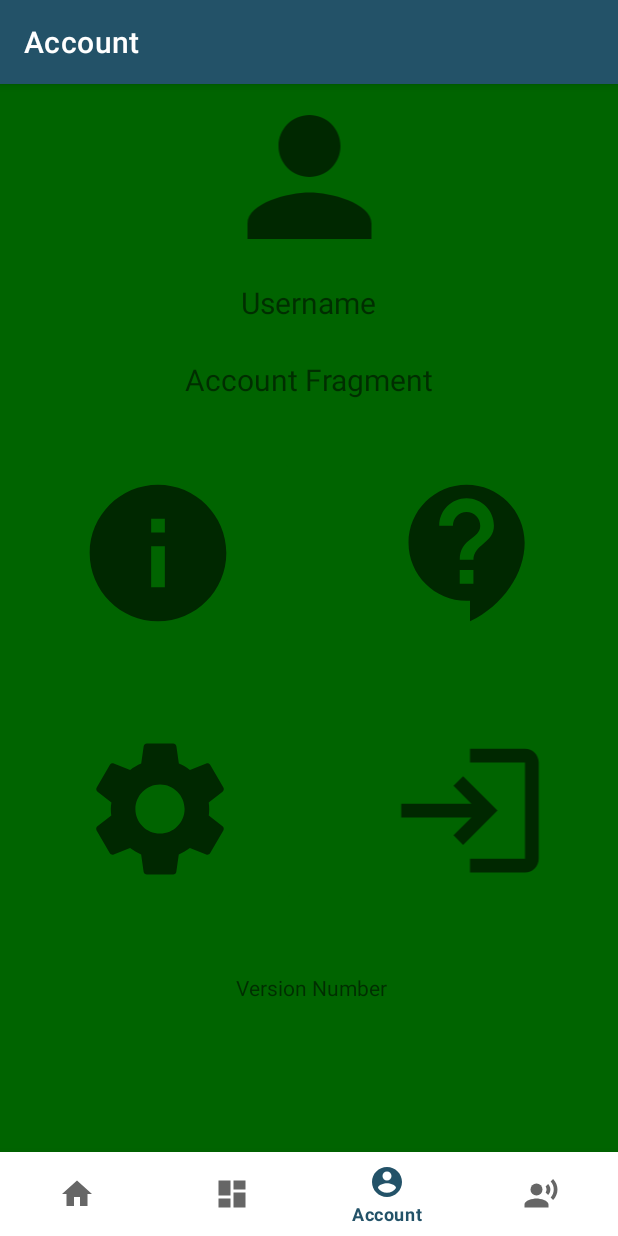
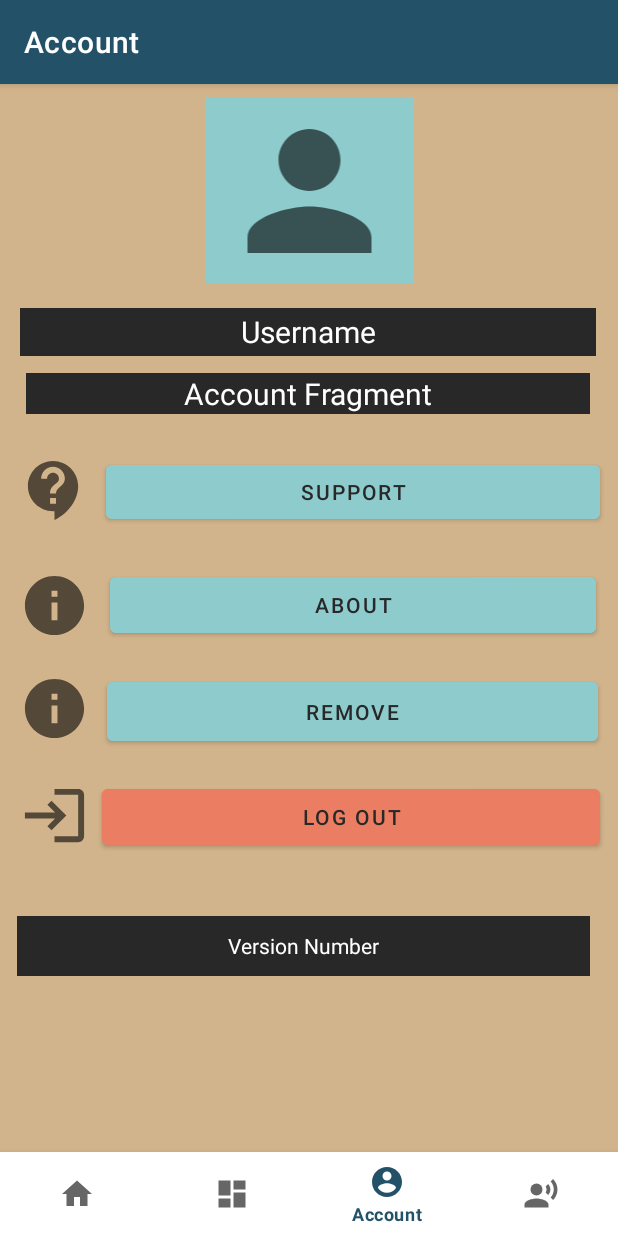
Before and after one commit to DanielMoore4875/Aphrodite, an Android app: the AccountFragment screen opened through its navigation route, on a phone screen of 412 x 824 dp. Run offline under Robolectric (Android 15) with nearby library versions, the light colour scheme and no system bars; our stand-ins replace navigation-ui; Roboto replaces fonts that are not available here.

Commit message:
UPDATED fragment_account.xml design

```diff
--- a/AphroditeApp/src/main/java/ca/kainotomia/it/aphrodite/ui/account/AccountFragment.java
+++ b/AphroditeApp/src/main/java/ca/kainotomia/it/aphrodite/ui/account/AccountFragment.java
@@ -58,7 +58,7 @@ public class AccountFragment extends Fragment {
         // Instantiate our widgets from the layout.
         editText = view.findViewById(R.id.editText);
         textView = view.findViewById(R.id.textView);
-        button = view.findViewById(R.id.button);
+        button = view.findViewById(R.id.AF_Button_support);
 
         // Display the orientation in the text view.
         if (orientation == Configuration.ORIENTATION_PORTRAIT) {
--- a/AphroditeApp/src/main/res/layout/fragment_account.xml
+++ b/AphroditeApp/src/main/res/layout/fragment_account.xml
@@ -4,113 +4,143 @@
     xmlns:tools="http://schemas.android.com/tools"
     android:layout_width="match_parent"
     android:layout_height="match_parent"
-    android:background="@color/dark_green"
+    android:background="@color/tan"
     tools:context=".ui.account.AccountFragment"
     tools:layout_editor_absoluteX="-28dp"
     tools:layout_editor_absoluteY="160dp">
 
-    <ImageButton
-        android:id="@+id/AF_ImageButton_support"
-        android:layout_width="181dp"
-        android:layout_height="129dp"
-        android:backgroundTint="@color/dark_green"
-        android:scaleType="fitCenter"
+    <ImageView
+        android:id="@+id/AF_ImageView_logouticon"
+        android:layout_width="47dp"
+        android:layout_height="47dp"
+        android:src="@drawable/logout"
+        app:layout_constraintBottom_toBottomOf="parent"
+        app:layout_constraintEnd_toEndOf="parent"
+        app:layout_constraintHorizontal_bias="0.035"
+        app:layout_constraintStart_toStartOf="parent"
+        app:layout_constraintTop_toTopOf="parent"
+        app:layout_constraintVertical_bias="0.644" />
+
+    <ImageView
+        android:id="@+id/AF_ImageView_removeicon"
+        android:layout_width="47dp"
+        android:layout_height="47dp"
+        android:src="@drawable/about"
+        app:layout_constraintBottom_toBottomOf="parent"
+        app:layout_constraintEnd_toEndOf="parent"
+        app:layout_constraintHorizontal_bias="0.035"
+        app:layout_constraintStart_toStartOf="parent"
+        app:layout_constraintTop_toTopOf="parent"
+        app:layout_constraintVertical_bias="0.545" />
+
+    <ImageView
+        android:id="@+id/AF_ImageView_supporticon"
+        android:layout_width="47dp"
+        android:layout_height="47dp"
         android:src="@drawable/support"
         app:layout_constraintBottom_toBottomOf="parent"
         app:layout_constraintEnd_toEndOf="parent"
-        app:layout_constraintHorizontal_bias="0.965"
+        app:layout_constraintHorizontal_bias="0.035"
         app:layout_constraintStart_toStartOf="parent"
         app:layout_constraintTop_toTopOf="parent"
-        app:layout_constraintVertical_bias="0.388" />
+        app:layout_constraintVertical_bias="0.343" />
 
-    <ImageButton
-        android:id="@+id/AF_ImageButton_manage"
-        android:layout_width="181dp"
-        android:layout_height="129dp"
-        android:backgroundTint="@color/dark_green"
-        android:scaleType="fitCenter"
-        android:src="@drawable/manage"
+    <Button
+        android:id="@+id/AF_Button_remove"
+        android:layout_width="327dp"
+        android:layout_height="51dp"
+        android:backgroundTint="@color/light_ocean"
+        android:text="Remove"
+        android:textColor="@color/darkmode_grey"
         app:layout_constraintBottom_toBottomOf="parent"
         app:layout_constraintEnd_toEndOf="parent"
-        app:layout_constraintHorizontal_bias="0.069"
+        app:layout_constraintHorizontal_bias="0.842"
         app:layout_constraintStart_toStartOf="parent"
         app:layout_constraintTop_toTopOf="parent"
-        app:layout_constraintVertical_bias="0.656" />
+        app:layout_constraintVertical_bias="0.548" />
 
-    <ImageButton
-        android:id="@+id/AF_ImageButton_logout"
-        android:layout_width="181dp"
-        android:layout_height="130dp"
-        android:backgroundTint="@color/dark_green"
-        android:scaleType="fitCenter"
-        android:src="@drawable/logout"
+    <Button
+        android:id="@+id/AF_Button_logout"
+        android:layout_width="332dp"
+        android:layout_height="49dp"
+        android:backgroundTint="@color/peach"
+        android:text="Log Out"
+        android:textColor="@color/darkmode_grey"
+        app:iconTint="@color/dark_ocean"
         app:layout_constraintBottom_toBottomOf="parent"
         app:layout_constraintEnd_toEndOf="parent"
-        app:layout_constraintHorizontal_bias="0.965"
+        app:layout_constraintHorizontal_bias="0.852"
         app:layout_constraintStart_toStartOf="parent"
         app:layout_constraintTop_toTopOf="parent"
-        app:layout_constraintVertical_bias="0.657"
-        tools:src="@drawable/logout" />
+        app:layout_constraintVertical_bias="0.646"
+        app:rippleColor="@color/dark_ocean" />
+
+    <Button
+        android:id="@+id/AF_Button_about"
+        android:layout_width="324dp"
+        android:layout_height="49dp"
+        android:backgroundTint="@color/light_ocean"
+        android:text="About"
+        android:textColor="@color/darkmode_grey"
+        app:layout_constraintBottom_toBottomOf="parent"
+        app:layout_constraintEnd_toEndOf="parent"
+        app:layout_constraintHorizontal_bias="0.835"
+        app:layout_constraintStart_toStartOf="parent"
+        app:layout_constraintTop_toTopOf="parent"
+        app:layout_constraintVertical_bias="0.449" />
 
     <TextView
         android:id="@+id/AF_TextNotification_title"
-        android:layout_width="match_parent"
-        android:layout_height="wrap_content"
+        android:layout_width="376dp"
+        android:layout_height="27dp"
         android:layout_marginStart="8dp"
         android:layout_marginTop="8dp"
         android:layout_marginEnd="8dp"
+        android:background="@color/darkmode_grey"
         android:textAlignment="center"
+        android:textColor="@color/white"
         android:textSize="20sp"
         app:layout_constraintBottom_toBottomOf="parent"
         app:layout_constraintEnd_toEndOf="parent"
-        app:layout_constraintHorizontal_bias="0.0"
+        app:layout_constraintHorizontal_bias="0.473"
         app:layout_constraintStart_toStartOf="parent"
         app:layout_constraintTop_toTopOf="parent"
-        app:layout_constraintVertical_bias="0.239" />
+        app:layout_constraintVertical_bias="0.252" />
 
     <ImageView
         android:id="@+id/AF_ImageView_profilepicture"
         android:layout_width="139dp"
         android:layout_height="124dp"
+        android:background="@color/light_ocean"
         app:layout_constraintBottom_toBottomOf="parent"
         app:layout_constraintEnd_toEndOf="parent"
         app:layout_constraintStart_toStartOf="parent"
         app:layout_constraintTop_toTopOf="parent"
-        app:layout_constraintVertical_bias="0.0"
+        app:layout_constraintVertical_bias="0.014"
         app:srcCompat="@drawable/profile"
         tools:src="@tools:sample/avatars" />
-
-    <ImageButton
-        android:id="@+id/AF_ImageButton_about"
-        android:layout_width="181dp"
-        android:layout_height="129dp"
-        android:backgroundTint="@color/dark_green"
-        android:scaleType="fitCenter"
-        android:src="@drawable/about"
-        app:layout_constraintBottom_toBottomOf="parent"
-        app:layout_constraintEnd_toEndOf="parent"
-        app:layout_constraintHorizontal_bias="0.065"
-        app:layout_constraintStart_toStartOf="parent"
-        app:layout_constraintTop_toTopOf="parent"
-        app:layout_constraintVertical_bias="0.388" />
 
     <TextView
         android:id="@+id/AF_TextView_version"
         android:layout_width="382dp"
         android:layout_height="40dp"
+        android:background="@color/darkmode_grey"
         android:gravity="center"
         android:text="@string/AF_TextView_version"
+        android:textColor="@color/white"
         app:layout_constraintBottom_toBottomOf="parent"
         app:layout_constraintEnd_toEndOf="parent"
-        app:layout_constraintHorizontal_bias="0.551"
+        app:layout_constraintHorizontal_bias="0.379"
         app:layout_constraintStart_toStartOf="parent"
         app:layout_constraintTop_toTopOf="parent"
-        app:layout_constraintVertical_bias="0.8" />
+        app:layout_constraintVertical_bias="0.762" />
 
     <TextView
         android:id="@+id/AF_TextView_username"
         android:layout_width="384dp"
         android:layout_height="32dp"
+        android:background="@color/darkmode_grey"
+        android:textColor="@color/white"
         android:gravity="center"
         android:text="@string/AF_TextView_username"
         android:textSize="20sp"
@@ -119,6 +149,33 @@
         app:layout_constraintHorizontal_bias="0.481"
         app:layout_constraintStart_toStartOf="parent"
         app:layout_constraintTop_toTopOf="parent"
-        app:layout_constraintVertical_bias="0.177" />
+        app:layout_constraintVertical_bias="0.203" />
+
+    <Button
+        android:id="@+id/AF_Button_support"
+        android:layout_width="329dp"
+        android:layout_height="48dp"
+        android:backgroundTint="@color/light_ocean"
+        android:text="Support"
+        android:textColor="@color/darkmode_grey"
+        app:iconTint="@color/darkmode_grey"
+        app:layout_constraintBottom_toBottomOf="parent"
+        app:layout_constraintEnd_toEndOf="parent"
+        app:layout_constraintHorizontal_bias="0.853"
+        app:layout_constraintStart_toStartOf="parent"
+        app:layout_constraintTop_toTopOf="parent"
+        app:layout_constraintVertical_bias="0.344" />
+
+    <ImageView
+        android:id="@+id/AF_ImageView_abouticon"
+        android:layout_width="47dp"
+        android:layout_height="47dp"
+        android:src="@drawable/about"
+        app:layout_constraintBottom_toBottomOf="parent"
+        app:layout_constraintEnd_toEndOf="parent"
+        app:layout_constraintHorizontal_bias="0.035"
+        app:layout_constraintStart_toStartOf="parent"
+        app:layout_constraintTop_toTopOf="parent"
+        app:layout_constraintVertical_bias="0.45" />
 
 </androidx.constraintlayout.widget.ConstraintLayout>
--- a/AphroditeApp/src/main/res/values/colors.xml
+++ b/AphroditeApp/src/main/res/values/colors.xml
@@ -14,8 +14,8 @@
     <color name="light_oak">#eac79c</color>
     <color name="peach">#eb7e62</color>
     <color name="magenta">#b734eb</color>
-
-
+    <color name="tan">#D2B48C</color>
+    <color name="brown">#964B00</color>
     <color name="darkmode_grey">#282828</color>
     <color name="dark_green">#006400</color>
 </resources>
```
